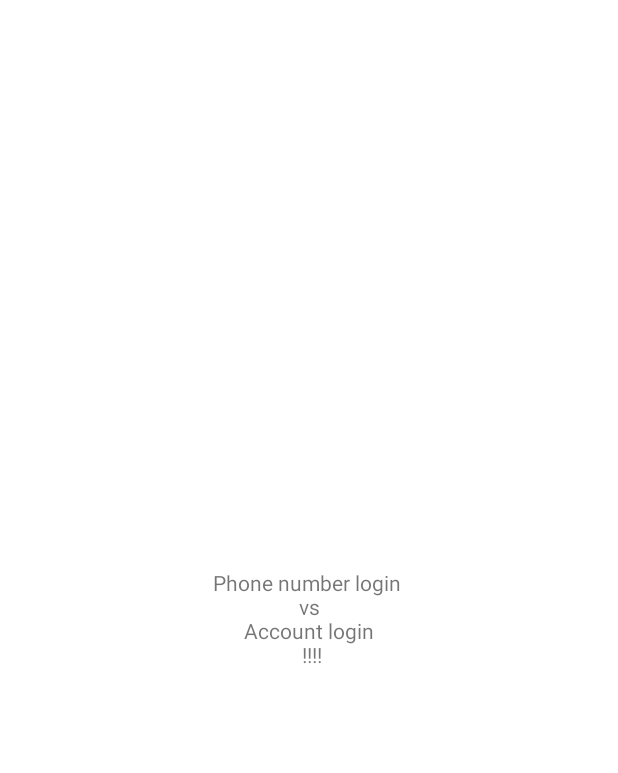
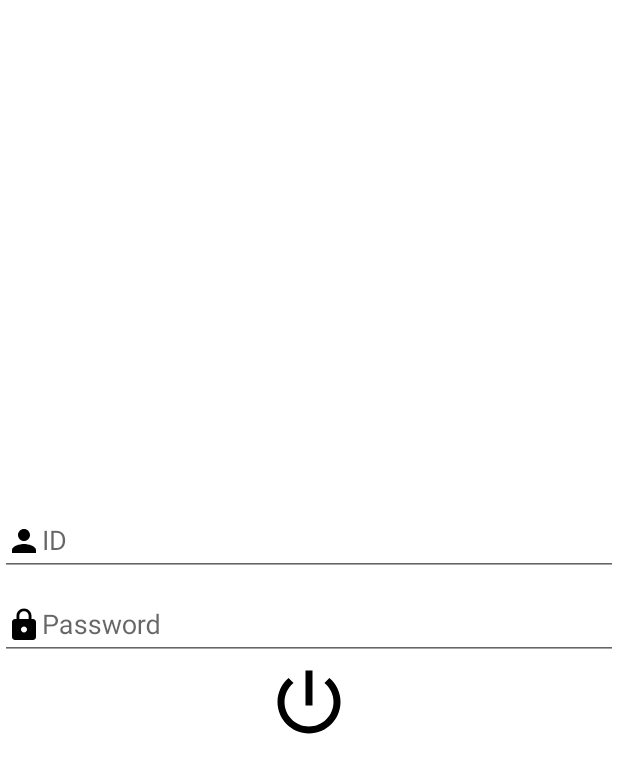
Before and after one commit to Enterprise1-Developer-Center/WorkReport, an Android app: the screen it shows after launch (MainActivity), on a phone screen of 412 x 824 dp. Shown: the top 773 px of the screen. Run offline under Robolectric (Android 15) with nearby library versions, the phone set to English and light mode, and no system bars; our stand-ins replace ButterKnife, Dagger/Hilt's generated code; libraries missing offline, so code that uses them is left out: com.worklight.wlclient; 1 statement that could not run was skipped.

Commit message:
Edit LoginFragment..

```diff
--- a/app/src/main/java/kr/co/e1/workreport/login/LoginFragment.java
+++ b/app/src/main/java/kr/co/e1/workreport/login/LoginFragment.java
@@ -3,11 +3,19 @@ package kr.co.e1.workreport.login;
 import android.content.Context;
 import android.os.Bundle;
 import android.support.v4.app.Fragment;
+import android.text.InputFilter;
 import android.util.Log;
+import android.view.KeyEvent;
+import android.widget.EditText;
+import android.widget.ImageView;
+import butterknife.BindView;
+import butterknife.OnClick;
 import dagger.android.support.AndroidSupportInjection;
+import java.util.regex.Pattern;
 import javax.inject.Inject;
 import kr.co.e1.workreport.R;
 import kr.co.e1.workreport.framework.BaseFragment;
+import kr.co.e1.workreport.main.LoginCommunicationListener;
 
 /**
  * Created by jaeho on 2017. 9. 25
@@ -16,6 +24,9 @@ import kr.co.e1.workreport.framework.BaseFragment;
 public class LoginFragment extends BaseFragment implements LoginFragmentPresenter.View {
 
   @Inject LoginFragmentPresenter presenter;
+  @BindView(R.id.id_edittext) EditText idEdittext;
+  @BindView(R.id.pw_edittext) EditText pwEdittext;
+  @BindView(R.id.login_button) ImageView loginButton;
 
   @Override protected int getLayoutResID() {
     return R.layout.fragment_login;
@@ -36,8 +47,29 @@ public class LoginFragment extends BaseFragment implements LoginFragmentPresente
     super.onAttach(context);
   }
 
+  @OnClick(R.id.login_button) void onLoginClick() {
+    ((LoginCommunicationListener) getActivity()).startMain();
+  }
+
   @Override public void onDestroyView() {
     super.onDestroyView();
     Log.d("OJH", "onDestroyView");
   }
+
+  @Override public void setEditTextFilter() {
+    InputFilter idFilter = (source, start, end, dest, dstart, dend) -> {
+      Pattern p = Pattern.compile("^[a-z]*$");
+      if (!p.matcher(source).matches()) {
+        return "";
+      }
+      return null;
+    };
+    idEdittext.setFilters(new InputFilter[]{idFilter});
+    pwEdittext.setOnKeyListener((view, keyCode, keyEvent) -> {
+      if(keyCode == KeyEvent.KEYCODE_SPACE) {
+        return true;
+      }
+      return false;
+    });
+  }
 }
--- a/app/src/main/java/kr/co/e1/workreport/login/LoginFragmentPresenter.java
+++ b/app/src/main/java/kr/co/e1/workreport/login/LoginFragmentPresenter.java
@@ -12,5 +12,6 @@ public interface LoginFragmentPresenter {
 
   interface View {
 
+    void setEditTextFilter();
   }
 }
--- a/app/src/main/java/kr/co/e1/workreport/login/LoginFragmentPresenterImpl.java
+++ b/app/src/main/java/kr/co/e1/workreport/login/LoginFragmentPresenterImpl.java
@@ -18,5 +18,6 @@ public class LoginFragmentPresenterImpl implements LoginFragmentPresenter {
 
   @Override public void onActivityCreate(Bundle savedInstanceState) {
     Log.d("OJH", "onActvityCreate");
+    view.setEditTextFilter();
   }
 }
--- /dev/null
+++ b/app/src/main/java/kr/co/e1/workreport/main/LoginCommunicationListener.java
@@ -0,0 +1,9 @@
+package kr.co.e1.workreport.main;
+
+/**
+ * Created by jaeho on 2017. 10. 10
+ */
+
+public interface LoginCommunicationListener {
+  void startMain();
+}
--- a/app/src/main/java/kr/co/e1/workreport/main/MainActivity.java
+++ b/app/src/main/java/kr/co/e1/workreport/main/MainActivity.java
@@ -26,19 +26,12 @@ import kr.co.e1.workreport.login.LoginFragment;
 
 public class MainActivity extends BaseActivity
     implements NavigationView.OnNavigationItemSelectedListener, MainPresenter.View,
-    HasSupportFragmentInjector {
+    HasSupportFragmentInjector, LoginCommunicationListener {
   @Inject MainPresenter presenter;
 
   @Override protected void onCreate(Bundle savedInstanceState) {
     super.onCreate(savedInstanceState);
     presenter.onCreate(savedInstanceState);
-
-    if (savedInstanceState == null) {
-      getSupportFragmentManager().beginTransaction()
-          .replace(R.id.fragment_container, LoginFragment.newInstance(null))
-          .addToBackStack(null)
-          .commit();
-    }
   }
 
   @Override public void setListener() {
@@ -49,6 +42,19 @@ public class MainActivity extends BaseActivity
     toggle.syncState();
 
     navigationView.setNavigationItemSelectedListener(this);
+  }
+
+  @Override public void openLoginFragment(Bundle savedInstanceState) {
+    if (savedInstanceState == null) {
+      getSupportFragmentManager().beginTransaction()
+          .replace(R.id.fragment_container, LoginFragment.newInstance(null))
+          .addToBackStack(null)
+          .commit();
+    }
+  }
+
+  @Override public void closeLoginFragment() {
+    getSupportFragmentManager().popBackStack();
   }
 
   @OnClick({
@@ -222,11 +228,7 @@ public class MainActivity extends BaseActivity
     if (drawer.isDrawerOpen(GravityCompat.START)) {
       drawer.closeDrawer(GravityCompat.START);
     } else {
-      if (getSupportFragmentManager().getBackStackEntryCount() > 0) {
-        getSupportFragmentManager().popBackStack();
-      } else {
-        super.onBackPressed();
-      }
+      if (getSupportFragmentManager().getBackStackEntryCount() == 0) super.onBackPressed();
     }
   }
 
@@ -242,4 +244,8 @@ public class MainActivity extends BaseActivity
   @Override public AndroidInjector<Fragment> supportFragmentInjector() {
     return fragmentDispatchingAndroidInjector;
   }
+
+  @Override public void startMain() {
+    presenter.startMain();
+  }
 }
--- a/app/src/main/java/kr/co/e1/workreport/main/MainPresenter.java
+++ b/app/src/main/java/kr/co/e1/workreport/main/MainPresenter.java
@@ -11,7 +11,13 @@ public interface MainPresenter {
 
   void onNavigationItemSelected(int itemId);
 
+  void startMain();
+
   interface View {
     void setListener();
+
+    void openLoginFragment(Bundle savedInstanceState);
+
+    void closeLoginFragment();
   }
 }
--- a/app/src/main/java/kr/co/e1/workreport/main/MainPresenterImpl.java
+++ b/app/src/main/java/kr/co/e1/workreport/main/MainPresenterImpl.java
@@ -17,7 +17,7 @@ public class MainPresenterImpl implements MainPresenter {
   }
 
   @Override public void onCreate(Bundle savedInstanceState) {
-    view.setListener();
+    view.openLoginFragment(savedInstanceState);
   }
 
   @Override public void onNavigationItemSelected(int itemId) {
@@ -35,4 +35,9 @@ public class MainPresenterImpl implements MainPresenter {
 
     }
   }
+
+  @Override public void startMain() {
+    view.closeLoginFragment();
+    view.setListener();
+  }
 }
--- /dev/null
+++ b/app/src/main/res/drawable/ic_lock.xml
@@ -0,0 +1,9 @@
+<vector xmlns:android="http://schemas.android.com/apk/res/android"
+        android:width="24dp"
+        android:height="24dp"
+        android:viewportWidth="24.0"
+        android:viewportHeight="24.0">
+    <path
+        android:fillColor="#FF000000"
+        android:pathData="M18,8h-1L17,6c0,-2.76 -2.24,-5 -5,-5S7,3.24 7,6v2L6,8c-1.1,0 -2,0.9 -2,2v10c0,1.1 0.9,2 2,2h12c1.1,0 2,-0.9 2,-2L20,10c0,-1.1 -0.9,-2 -2,-2zM12,17c-1.1,0 -2,-0.9 -2,-2s0.9,-2 2,-2 2,0.9 2,2 -0.9,2 -2,2zM15.1,8L8.9,8L8.9,6c0,-1.71 1.39,-3.1 3.1,-3.1 1.71,0 3.1,1.39 3.1,3.1v2z"/>
+</vector>
--- /dev/null
+++ b/app/src/main/res/drawable/ic_login.xml
@@ -0,0 +1,9 @@
+<vector xmlns:android="http://schemas.android.com/apk/res/android"
+        android:width="24dp"
+        android:height="24dp"
+        android:viewportWidth="24.0"
+        android:viewportHeight="24.0">
+    <path
+        android:fillColor="#FF000000"
+        android:pathData="M13,3h-2v10h2L13,3zM17.83,5.17l-1.42,1.42C17.99,7.86 19,9.81 19,12c0,3.87 -3.13,7 -7,7s-7,-3.13 -7,-7c0,-2.19 1.01,-4.14 2.58,-5.42L6.17,5.17C4.23,6.82 3,9.26 3,12c0,4.97 4.03,9 9,9s9,-4.03 9,-9c0,-2.74 -1.23,-5.18 -3.17,-6.83z"/>
+</vector>
--- a/app/src/main/res/layout/fragment_login.xml
+++ b/app/src/main/res/layout/fragment_login.xml
@@ -1,23 +1,54 @@
 <?xml version="1.0" encoding="utf-8"?>
-<android.support.constraint.ConstraintLayout
+<LinearLayout
     xmlns:android="http://schemas.android.com/apk/res/android"
     xmlns:app="http://schemas.android.com/apk/res-auto"
     xmlns:tools="http://schemas.android.com/tools"
     android:layout_width="match_parent"
     android:layout_height="match_parent"
+    android:background="#FFFFFF"
+    android:clickable="true"
+    android:focusable="true"
+    android:focusableInTouchMode="true"
+    android:gravity="center"
+    android:orientation="vertical"
     app:layout_behavior="@string/appbar_scrolling_view_behavior"
     tools:context="kr.co.e1.workreport.main.MainActivity"
-    android:background="#FFFFFF"
-    android:clickable="true">
-
-  <TextView
-      android:layout_width="wrap_content"
+    >
+  <android.support.design.widget.TextInputLayout
+      android:id="@id/id_edittext_layout"
+      android:layout_width="match_parent"
+      android:layout_height="wrap_content">
+    <android.support.design.widget.TextInputEditText
+        android:id="@id/id_edittext"
+        android:layout_width="match_parent"
+        android:layout_height="wrap_content"
+        android:drawableLeft="@drawable/ic_person"
+        android:imeOptions="actionNext"
+        android:inputType="textAutoComplete"
+        android:maxLines="1"
+        android:hint="@string/id"
+        />
+  </android.support.design.widget.TextInputLayout>
+  <android.support.design.widget.TextInputLayout
+      android:id="@id/pw_edittext_layout"
+      android:layout_width="match_parent"
       android:layout_height="wrap_content"
-      android:text="Phone number login \n vs \n Account login \n !!!!"
-      app:layout_constraintBottom_toBottomOf="parent"
-      app:layout_constraintLeft_toLeftOf="parent"
-      app:layout_constraintRight_toRightOf="parent"
-      app:layout_constraintTop_toTopOf="parent"
-      android:gravity="center"/>
-
-</android.support.constraint.ConstraintLayout>
+      >
+    <android.support.design.widget.TextInputEditText
+        android:id="@id/pw_edittext"
+        android:layout_width="match_parent"
+        android:layout_height="wrap_content"
+        android:drawableLeft="@drawable/ic_lock"
+        android:imeOptions="actionSend"
+        android:inputType="textPassword"
+        android:maxLines="1"
+        android:hint="@string/password"
+        />
+  </android.support.design.widget.TextInputLayout>
+  <ImageView
+      android:id="@id/login_button"
+      android:layout_width="?android:attr/actionBarSize"
+      android:layout_height="?android:attr/actionBarSize"
+      android:src="@drawable/ic_login"
+      />
+</LinearLayout>
--- a/app/src/main/res/values/ids.xml
+++ b/app/src/main/res/values/ids.xml
@@ -11,4 +11,9 @@
   <item name="date_textview" type="id"/>
   <item name="fragment_container" type="id"/>
   <item name="login_fragment" type="id"/>
+  <item name="login_button" type="id"/>
+  <item name="id_edittext" type="id"/>
+  <item name="pw_edittext" type="id"/>
+  <item name="id_edittext_layout" type="id"/>
+  <item name="pw_edittext_layout" type="id"/>
 </resources>
--- a/app/src/main/res/values/strings.xml
+++ b/app/src/main/res/values/strings.xml
@@ -5,4 +5,6 @@
   <string name="navigation_drawer_close">Close navigation drawer</string>
 
   <string name="action_settings">Settings</string>
+  <string name="id">ID</string>
+  <string name="password">Password</string>
 </resources>
```
Also changed, not shown: app/src/main/java/kr/co/e1/workreport/framework/LoginValidation.java (added, +73 -0 lines), app/src/main/res/drawable/ic_key.xml (added, +9 -0 lines).
